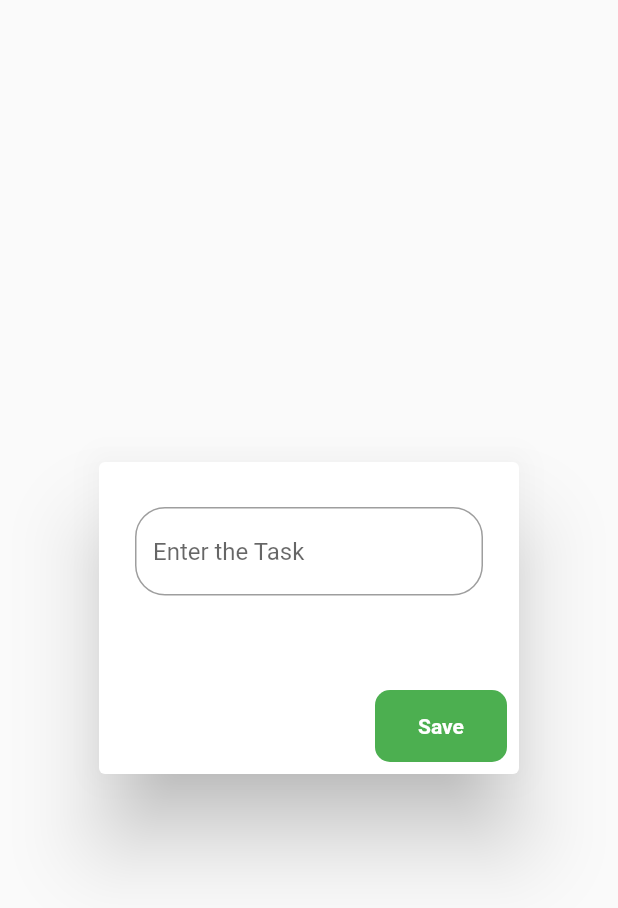
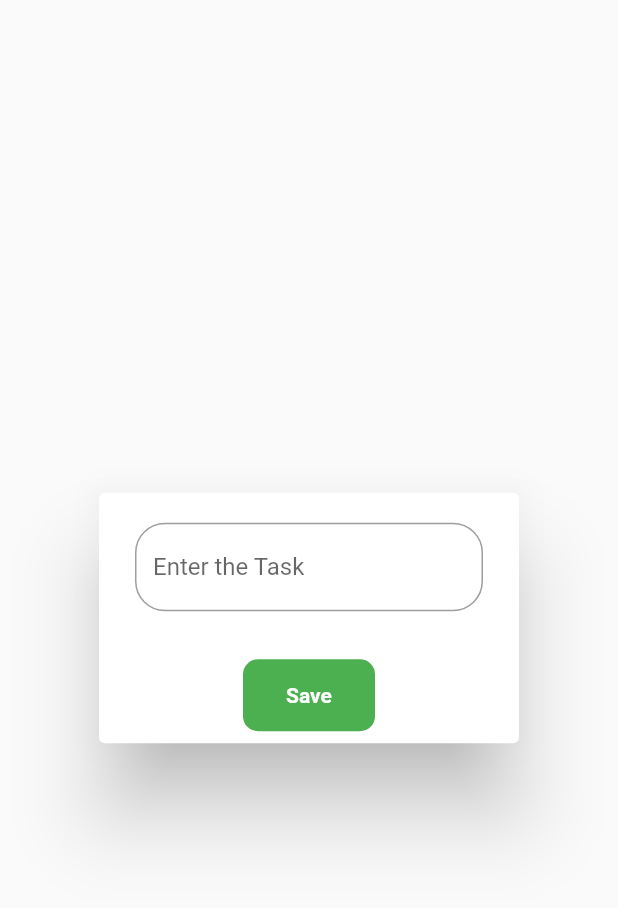
Before and after one commit to Kashish-Manandhar/brainants_todoapp, a Flutter app: the Input widget shown alone on an empty page, opened directly, on a phone screen of 412 x 824 dp. Shown: the top 908 px of the screen. Run offline on Flutter 3.47's test engine with Material 2 defaults, Android fonts, the phone set to English and light mode, and no system bars; our stand-ins replace cloud_firestore, firebase_auth, firebase_core; accounts and stored records are empty.

```diff
--- a/lib/model/Memo.dart
+++ b/lib/model/Memo.dart
@@ -13,7 +13,6 @@ class Todo{
       "checked":this.isChecked
     };
   }
-
   factory Todo.fromMap(Map obj){
     return Todo(task: obj["task"],
     time: obj['time'],
--- a/lib/ui/input.dart
+++ b/lib/ui/input.dart
@@ -39,16 +39,19 @@ class _InputState extends State<Input> {
   @override
   Widget build(BuildContext context) {
     return AlertDialog(
+
+
       content: Container(
-        height: 100,
-        width: 150,
+        decoration: BoxDecoration(
+          borderRadius: BorderRadius.circular(0)
+        ),
+
         child: SingleChildScrollView(
           child: Form(
             key: _key,
             child: Column(
               children: [
 
-                SizedBox(height: 10,),
                 TextFormField(
                   decoration: InputDecoration(
                       hintText: (widget.i==0) ? "Enter the Task" : task,
@@ -80,7 +83,8 @@ class _InputState extends State<Input> {
         ),
       ),
       actions: [
-        Container(
+        Center(
+          child: Container(
             decoration: BoxDecoration(
               borderRadius: BorderRadius.circular(10),
               color: Colors.green
@@ -115,6 +119,7 @@ class _InputState extends State<Input> {
                     fontWeight: FontWeight.bold
                   ),
             )),
+          ),
         )
       ],
     );
```
Also changed, not shown: lib/main.dart (+4 -4 lines), lib/service/databsae/StoreService.dart (+6 -1 lines), lib/ui/HomePage.dart (+20 -13 lines), lib/ui/future_lisy.dart (deleted, +0 -37 lines). Lines whose indentation alone changed are shown as unchanged.
